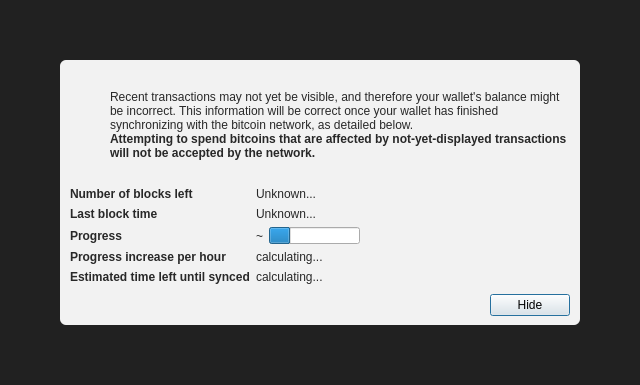
FeatherCoin/Feathercoin, file src/qt/forms/modaloverlay.ui: the form before one commit.
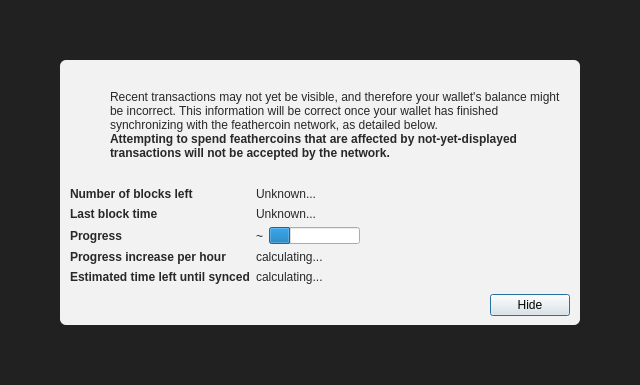
The form after the commit. Icons and pictures are not drawn.

Commit message: ui,rpc: rename Bitcoin user-facing strings to Feathercoin

What changed in the file:
```diff
--- a/src/qt/forms/modaloverlay.ui
+++ b/src/qt/forms/modaloverlay.ui
@@ -130,7 +130,7 @@
              <item>
               <widget class="QLabel" name="infoText">
                <property name="text">
-                <string>Recent transactions may not yet be visible, and therefore your wallet's balance might be incorrect. This information will be correct once your wallet has finished synchronizing with the bitcoin network, as detailed below.</string>
+                <string>Recent transactions may not yet be visible, and therefore your wallet's balance might be incorrect. This information will be correct once your wallet has finished synchronizing with the feathercoin network, as detailed below.</string>
                </property>
                <property name="textFormat">
                 <enum>Qt::RichText</enum>
@@ -149,7 +149,7 @@
                 </font>
                </property>
                <property name="text">
-                <string>Attempting to spend bitcoins that are affected by not-yet-displayed transactions will not be accepted by the network.</string>
+                <string>Attempting to spend feathercoins that are affected by not-yet-displayed transactions will not be accepted by the network.</string>
                </property>
                <property name="textFormat">
                 <enum>Qt::RichText</enum>
```
The commit also changes 41 other files.
